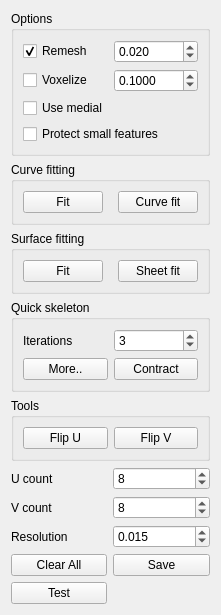
The window that nurbs_plugin/nurbstools.ui (ialhashim/topo-blend) describes before a commit, drawn with Qt 5.
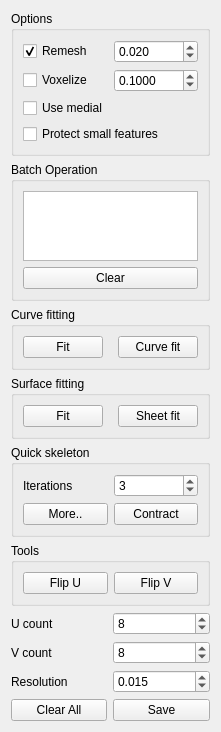
The same window after the commit. Icons and pictures are not drawn.

Commit message: [nurbs_plugin] preparing work for batch processing. [GraphExplorer] added useful analysis.

Patch:
```diff
--- a/nurbs_plugin/nurbstools.ui
+++ b/nurbs_plugin/nurbstools.ui
@@ -7,14 +7,110 @@
     <x>0</x>
     <y>0</y>
     <width>200</width>
-    <height>556</height>
+    <height>668</height>
    </rect>
   </property>
   <property name="windowTitle">
    <string>Form</string>
   </property>
   <layout class="QGridLayout" name="gridLayout_3">
+   <item row="10" column="0">
+    <widget class="QPushButton" name="clearButton">
+     <property name="text">
+      <string>Clear All</string>
+     </property>
+    </widget>
+   </item>
+   <item row="8" column="1">
+    <widget class="QSpinBox" name="vCount">
+     <property name="minimum">
+      <number>4</number>
+     </property>
+     <property name="maximum">
+      <number>500</number>
+     </property>
+     <property name="value">
+      <number>8</number>
+     </property>
+    </widget>
+   </item>
+   <item row="8" column="0">
+    <widget class="QLabel" name="label_2">
+     <property name="text">
+      <string>V count</string>
+     </property>
+    </widget>
+   </item>
+   <item row="9" column="1">
+    <widget class="QDoubleSpinBox" name="resolution">
+     <property name="decimals">
+      <number>3</number>
+     </property>
+     <property name="minimum">
+      <double>0.000000000000000</double>
+     </property>
+     <property name="maximum">
+      <double>0.900000000000000</double>
+     </property>
+     <property name="singleStep">
+      <double>0.010000000000000</double>
+     </property>
+     <property name="value">
+      <double>0.015000000000000</double>
+     </property>
+    </widget>
+   </item>
+   <item row="6" column="0">
+    <widget class="QLabel" name="label">
+     <property name="text">
+      <string>U count</string>
+     </property>
+    </widget>
+   </item>
+   <item row="10" column="1">
+    <widget class="QPushButton" name="saveButton">
+     <property name="text">
+      <string>Save</string>
+     </property>
+    </widget>
+   </item>
+   <item row="9" column="0">
+    <widget class="QLabel" name="label_3">
+     <property name="text">
+      <string>Resolution</string>
+     </property>
+    </widget>
+   </item>
    <item row="1" column="0" colspan="2">
+    <widget class="QGroupBox" name="groupBox_6">
+     <property name="title">
+      <string>Batch Operation</string>
+     </property>
+     <layout class="QVBoxLayout" name="verticalLayout">
+      <item>
+       <widget class="QListWidget" name="partsList">
+        <property name="editTriggers">
+         <set>QAbstractItemView::NoEditTriggers</set>
+        </property>
+        <property name="selectionMode">
+         <enum>QAbstractItemView::MultiSelection</enum>
+        </property>
+        <property name="selectionRectVisible">
+         <bool>true</bool>
+        </property>
+       </widget>
+      </item>
+      <item>
+       <widget class="QPushButton" name="clearSelectedButton">
+        <property name="text">
+         <string>Clear</string>
+        </property>
+       </widget>
+      </item>
+     </layout>
+    </widget>
+   </item>
+   <item row="2" column="0" colspan="2">
     <widget class="QGroupBox" name="groupBox">
      <property name="title">
       <string>Curve fitting</string>
@@ -55,47 +151,6 @@
     </widget>
    </item>
    <item row="3" column="0" colspan="2">
-    <widget class="QGroupBox" name="groupBox_3">
-     <property name="title">
-      <string>Quick skeleton</string>
-     </property>
-     <layout class="QGridLayout" name="gridLayout_4">
-      <item row="0" column="2">
-       <widget class="QSpinBox" name="contractIterations">
-        <property name="value">
-         <number>3</number>
-        </property>
-       </widget>
-      </item>
-      <item row="0" column="0">
-       <widget class="QLabel" name="label_4">
-        <property name="text">
-         <string>Iterations</string>
-        </property>
-       </widget>
-      </item>
-      <item row="2" column="2">
-       <widget class="QPushButton" name="skeletonButton">
-        <property name="text">
-         <string>Contract</string>
-        </property>
-        <property name="icon">
-         <iconset resource="../topo-blend/topo-blend.qrc">
-          <normaloff>:/nurbs_plugin/images/bone.png</normaloff>:/nurbs_plugin/images/bone.png</iconset>
-        </property>
-       </widget>
-      </item>
-      <item row="2" column="0">
-       <widget class="QPushButton" name="skeletonButtonStep">
-        <property name="text">
-         <string>More..</string>
-        </property>
-       </widget>
-      </item>
-     </layout>
-    </widget>
-   </item>
-   <item row="2" column="0" colspan="2">
     <widget class="QGroupBox" name="groupBox_2">
      <property name="title">
       <string>Surface fitting</string>
@@ -135,129 +190,6 @@
      </layout>
     </widget>
    </item>
-   <item row="7" column="0">
-    <widget class="QLabel" name="label_2">
-     <property name="text">
-      <string>V count</string>
-     </property>
-    </widget>
-   </item>
-   <item row="4" column="0" colspan="2">
-    <widget class="QGroupBox" name="groupBox_4">
-     <property name="title">
-      <string>Tools</string>
-     </property>
-     <layout class="QGridLayout" name="gridLayout_5">
-      <item row="0" column="1">
-       <widget class="QPushButton" name="flipVButton">
-        <property name="text">
-         <string>Flip V</string>
-        </property>
-       </widget>
-      </item>
-      <item row="0" column="0">
-       <widget class="QPushButton" name="flipUButton">
-        <property name="text">
-         <string>Flip U</string>
-        </property>
-       </widget>
-      </item>
-     </layout>
-    </widget>
-   </item>
-   <item row="9" column="0">
-    <widget class="QPushButton" name="clearButton">
-     <property name="text">
-      <string>Clear All</string>
-     </property>
-    </widget>
-   </item>
-   <item row="8" column="1">
-    <widget class="QDoubleSpinBox" name="resolution">
-     <property name="decimals">
-      <number>3</number>
-     </property>
-     <property name="minimum">
-      <double>0.000000000000000</double>
-     </property>
-     <property name="maximum">
-      <double>0.900000000000000</double>
-     </property>
-     <property name="singleStep">
-      <double>0.010000000000000</double>
-     </property>
-     <property name="value">
-      <double>0.015000000000000</double>
-     </property>
-    </widget>
-   </item>
-   <item row="9" column="1">
-    <widget class="QPushButton" name="saveButton">
-     <property name="text">
-      <string>Save</string>
-     </property>
-    </widget>
-   </item>
-   <item row="8" column="0">
-    <widget class="QLabel" name="label_3">
-     <property name="text">
-      <string>Resolution</string>
-     </property>
-    </widget>
-   </item>
-   <item row="10" column="1">
-    <spacer name="verticalSpacer_2">
-     <property name="orientation">
-      <enum>Qt::Vertical</enum>
-     </property>
-     <property name="sizeHint" stdset="0">
-      <size>
-       <width>20</width>
-       <height>40</height>
-      </size>
-     </property>
-    </spacer>
-   </item>
-   <item row="5" column="0">
-    <widget class="QLabel" name="label">
-     <property name="text">
-      <string>U count</string>
-     </property>
-    </widget>
-   </item>
-   <item row="7" column="1">
-    <widget class="QSpinBox" name="vCount">
-     <property name="minimum">
-      <number>4</number>
-     </property>
-     <property name="maximum">
-      <number>500</number>
-     </property>
-     <property name="value">
-      <number>8</number>
-     </property>
-    </widget>
-   </item>
-   <item row="5" column="1">
-    <widget class="QSpinBox" name="uCount">
-     <property name="minimum">
-      <number>4</number>
-     </property>
-     <property name="maximum">
-      <number>500</number>
-     </property>
-     <property name="value">
-      <number>8</number>
-     </property>
-    </widget>
-   </item>
-   <item row="10" column="0">
-    <widget class="QPushButton" name="experimentButton">
-     <property name="text">
-      <string>Test</string>
-     </property>
-    </widget>
-   </item>
    <item row="0" column="0" colspan="2">
     <widget class="QGroupBox" name="groupBox_5">
      <property name="title">
@@ -333,6 +265,83 @@
      </layout>
     </widget>
    </item>
+   <item row="5" column="0" colspan="2">
+    <widget class="QGroupBox" name="groupBox_4">
+     <property name="title">
+      <string>Tools</string>
+     </property>
+     <layout class="QGridLayout" name="gridLayout_5">
+      <item row="0" column="1">
+       <widget class="QPushButton" name="flipVButton">
+        <property name="text">
+         <string>Flip V</string>
+        </property>
+       </widget>
+      </item>
+      <item row="0" column="0">
+       <widget class="QPushButton" name="flipUButton">
+        <property name="text">
+         <string>Flip U</string>
+        </property>
+       </widget>
+      </item>
+     </layout>
+    </widget>
+   </item>
+   <item row="4" column="0" colspan="2">
+    <widget class="QGroupBox" name="groupBox_3">
+     <property name="title">
+      <string>Quick skeleton</string>
+     </property>
+     <layout class="QGridLayout" name="gridLayout_4">
+      <item row="0" column="2">
+       <widget class="QSpinBox" name="contractIterations">
+        <property name="value">
+         <number>3</number>
+        </property>
+       </widget>
+      </item>
+      <item row="0" column="0">
+       <widget class="QLabel" name="label_4">
+        <property name="text">
+         <string>Iterations</string>
+        </property>
+       </widget>
+      </item>
+      <item row="2" column="2">
+       <widget class="QPushButton" name="skeletonButton">
+        <property name="text">
+         <string>Contract</string>
+        </property>
+        <property name="icon">
+         <iconset resource="../topo-blend/topo-blend.qrc">
+          <normaloff>:/nurbs_plugin/images/bone.png</normaloff>:/nurbs_plugin/images/bone.png</iconset>
+        </property>
+       </widget>
+      </item>
+      <item row="2" column="0">
+       <widget class="QPushButton" name="skeletonButtonStep">
+        <property name="text">
+         <string>More..</string>
+        </property>
+       </widget>
+      </item>
+     </layout>
+    </widget>
+   </item>
+   <item row="6" column="1">
+    <widget class="QSpinBox" name="uCount">
+     <property name="minimum">
+      <number>4</number>
+     </property>
+     <property name="maximum">
+      <number>500</number>
+     </property>
+     <property name="value">
+      <number>8</number>
+     </property>
+    </widget>
+   </item>
   </layout>
  </widget>
  <resources>
```
The commit also changes 7 other files.
